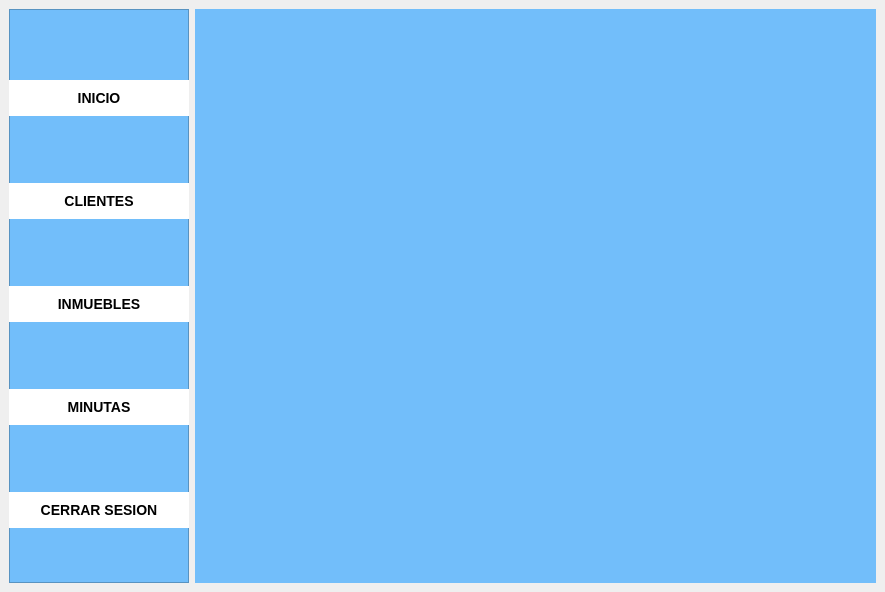
This is ui/menu.ui in FacuMillo35/digitalizacion_minutas as Qt 5 draws it before an edit. The edited form follows.
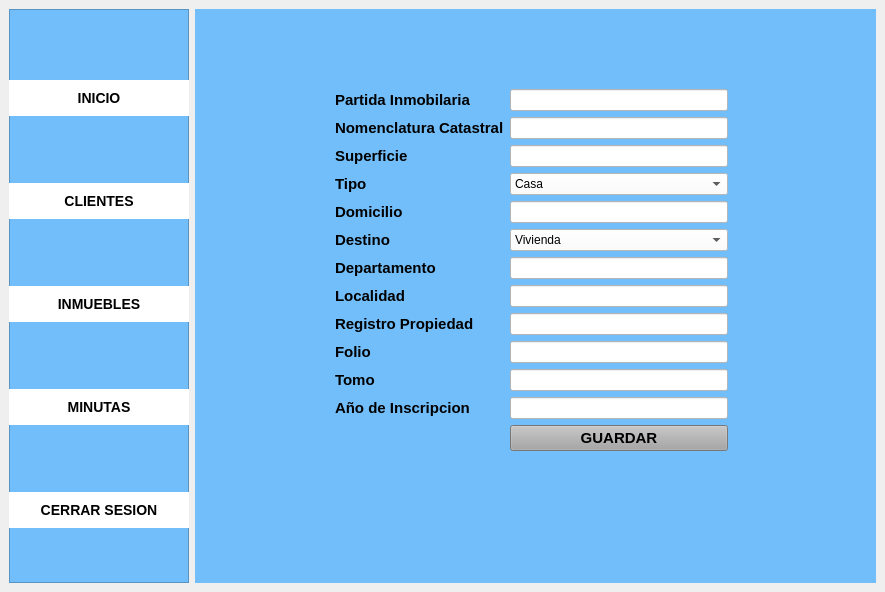
This is the edited form. The open tabs and pages were chosen to show the change.

Commit message: agregue la funcion para agregar un inmueble

Patch:
```diff
--- a/ui/menu.ui
+++ b/ui/menu.ui
@@ -511,7 +511,337 @@
         </layout>
        </widget>
       </widget>
-      <widget class="QWidget" name="INMUEBLES"/>
+      <widget class="QWidget" name="INMUEBLES">
+       <widget class="QWidget" name="formLayoutWidget">
+        <property name="geometry">
+         <rect>
+          <x>140</x>
+          <y>80</y>
+          <width>393</width>
+          <height>388</height>
+         </rect>
+        </property>
+        <layout class="QFormLayout" name="formLayout_2">
+         <item row="0" column="0">
+          <widget class="QLabel" name="label_11">
+           <property name="font">
+            <font>
+             <pointsize>11</pointsize>
+             <weight>75</weight>
+             <bold>true</bold>
+            </font>
+           </property>
+           <property name="text">
+            <string>Partida Inmobilaria</string>
+           </property>
+          </widget>
+         </item>
+         <item row="1" column="0">
+          <widget class="QLabel" name="label_12">
+           <property name="font">
+            <font>
+             <pointsize>11</pointsize>
+             <weight>75</weight>
+             <bold>true</bold>
+            </font>
+           </property>
+           <property name="text">
+            <string>Nomenclatura Catastral</string>
+           </property>
+          </widget>
+         </item>
+         <item row="4" column="0">
+          <widget class="QLabel" name="label_13">
+           <property name="font">
+            <font>
+             <pointsize>11</pointsize>
+             <weight>75</weight>
+             <bold>true</bold>
+            </font>
+           </property>
+           <property name="text">
+            <string>Domicilio</string>
+           </property>
+          </widget>
+         </item>
+         <item row="2" column="0">
+          <widget class="QLabel" name="label_15">
+           <property name="font">
+            <font>
+             <pointsize>11</pointsize>
+             <weight>75</weight>
+             <bold>true</bold>
+            </font>
+           </property>
+           <property name="text">
+            <string>Superficie</string>
+           </property>
+          </widget>
+         </item>
+         <item row="3" column="0">
+          <widget class="QLabel" name="label_14">
+           <property name="font">
+            <font>
+             <pointsize>11</pointsize>
+             <weight>75</weight>
+             <bold>true</bold>
+            </font>
+           </property>
+           <property name="text">
+            <string>Tipo </string>
+           </property>
+          </widget>
+         </item>
+         <item row="5" column="0">
+          <widget class="QLabel" name="label_16">
+           <property name="font">
+            <font>
+             <pointsize>11</pointsize>
+             <weight>75</weight>
+             <bold>true</bold>
+            </font>
+           </property>
+           <property name="text">
+            <string>Destino</string>
+           </property>
+          </widget>
+         </item>
+         <item row="6" column="0">
+          <widget class="QLabel" name="label_17">
+           <property name="font">
+            <font>
+             <pointsize>11</pointsize>
+             <weight>75</weight>
+             <bold>true</bold>
+            </font>
+           </property>
+           <property name="text">
+            <string>Departamento</string>
+           </property>
+          </widget>
+         </item>
+         <item row="7" column="0">
+          <widget class="QLabel" name="label_18">
+           <property name="font">
+            <font>
+             <pointsize>11</pointsize>
+             <weight>75</weight>
+             <bold>true</bold>
+            </font>
+           </property>
+           <property name="text">
+            <string>Localidad</string>
+           </property>
+          </widget>
+         </item>
+         <item row="8" column="0">
+          <widget class="QLabel" name="label_19">
+           <property name="font">
+            <font>
+             <pointsize>11</pointsize>
+             <weight>75</weight>
+             <bold>true</bold>
+            </font>
+           </property>
+           <property name="text">
+            <string>Registro Propiedad</string>
+           </property>
+          </widget>
+         </item>
+         <item row="11" column="0">
+          <widget class="QLabel" name="label_21">
+           <property name="font">
+            <font>
+             <pointsize>11</pointsize>
+             <weight>75</weight>
+             <bold>true</bold>
+            </font>
+           </property>
+           <property name="text">
+            <string>Tomo</string>
+           </property>
+          </widget>
+         </item>
+         <item row="10" column="0">
+          <widget class="QLabel" name="label_20">
+           <property name="font">
+            <font>
+             <pointsize>11</pointsize>
+             <weight>75</weight>
+             <bold>true</bold>
+            </font>
+           </property>
+           <property name="text">
+            <string>Folio</string>
+           </property>
+          </widget>
+         </item>
+         <item row="12" column="0">
+          <widget class="QLabel" name="label_22">
+           <property name="font">
+            <font>
+             <pointsize>11</pointsize>
+             <weight>75</weight>
+             <bold>true</bold>
+            </font>
+           </property>
+           <property name="text">
+            <string>Año de Inscripcion</string>
+           </property>
+          </widget>
+         </item>
+         <item row="0" column="1">
+          <widget class="QLineEdit" name="txt_partida">
+           <property name="styleSheet">
+            <string notr="true">color: rgb(0, 0, 0);
+background-color: rgb(255, 255, 255);</string>
+           </property>
+          </widget>
+         </item>
+         <item row="2" column="1">
+          <widget class="QLineEdit" name="txt_superficie_inm">
+           <property name="styleSheet">
+            <string notr="true">color: rgb(0, 0, 0);
+background-color: rgb(255, 255, 255);</string>
+           </property>
+          </widget>
+         </item>
+         <item row="3" column="1">
+          <widget class="QComboBox" name="txt_tipo_inm">
+           <property name="styleSheet">
+            <string notr="true">color: rgb(0, 0, 0);
+background-color: rgb(255, 255, 255);</string>
+           </property>
+           <item>
+            <property name="text">
+             <string>Casa</string>
+            </property>
+           </item>
+           <item>
+            <property name="text">
+             <string>Departamento</string>
+            </property>
+           </item>
+           <item>
+            <property name="text">
+             <string>Lote/Terreno</string>
+            </property>
+           </item>
+           <item>
+            <property name="text">
+             <string>Cochera</string>
+            </property>
+           </item>
+           <item>
+            <property name="text">
+             <string>Local Comercial</string>
+            </property>
+           </item>
+          </widget>
+         </item>
+         <item row="4" column="1">
+          <widget class="QLineEdit" name="txt_domicilio_inm">
+           <property name="styleSheet">
+            <string notr="true">color: rgb(0, 0, 0);
+background-color: rgb(255, 255, 255);</string>
+           </property>
+          </widget>
+         </item>
+         <item row="5" column="1">
+          <widget class="QComboBox" name="txt_destino">
+           <property name="styleSheet">
+            <string notr="true">color: rgb(0, 0, 0);
+background-color: rgb(255, 255, 255);</string>
+           </property>
+           <item>
+            <property name="text">
+             <string>Vivienda</string>
+            </property>
+           </item>
+           <item>
+            <property name="text">
+             <string>Comercial</string>
+            </property>
+           </item>
+          </widget>
+         </item>
+         <item row="6" column="1">
+          <widget class="QLineEdit" name="txt_depto">
+           <property name="styleSheet">
+            <string notr="true">color: rgb(0, 0, 0);
+background-color: rgb(255, 255, 255);</string>
+           </property>
+          </widget>
+         </item>
+         <item row="7" column="1">
+          <widget class="QLineEdit" name="txt_localidad_inm">
+           <property name="styleSheet">
+            <string notr="true">color: rgb(0, 0, 0);
+background-color: rgb(255, 255, 255);</string>
+           </property>
+          </widget>
+         </item>
+         <item row="8" column="1">
+          <widget class="QLineEdit" name="txt_registro">
+           <property name="styleSheet">
+            <string notr="true">color: rgb(0, 0, 0);
+background-color: rgb(255, 255, 255);</string>
+           </property>
+          </widget>
+         </item>
+         <item row="10" column="1">
+          <widget class="QLineEdit" name="txt_folio">
+           <property name="styleSheet">
+            <string notr="true">color: rgb(0, 0, 0);
+background-color: rgb(255, 255, 255);</string>
+           </property>
+          </widget>
+         </item>
+         <item row="11" column="1">
+          <widget class="QLineEdit" name="txt_tomo">
+           <property name="styleSheet">
+            <string notr="true">color: rgb(0, 0, 0);
+background-color: rgb(255, 255, 255);</string>
+           </property>
+          </widget>
+         </item>
+         <item row="12" column="1">
+          <widget class="QLineEdit" name="txt_anio">
+           <property name="styleSheet">
+            <string notr="true">color: rgb(0, 0, 0);
+background-color: rgb(255, 255, 255);</string>
+           </property>
+          </widget>
+         </item>
+         <item row="13" column="1">
+          <widget class="QPushButton" name="btn_guardar_inmueble">
+           <property name="font">
+            <font>
+             <pointsize>11</pointsize>
+             <weight>75</weight>
+             <bold>true</bold>
+            </font>
+           </property>
+           <property name="styleSheet">
+            <string notr="true">background-color: rgb(166, 166, 166);
+color: rgb(0, 0, 0);</string>
+           </property>
+           <property name="text">
+            <string>GUARDAR</string>
+           </property>
+          </widget>
+         </item>
+         <item row="1" column="1">
+          <widget class="QLineEdit" name="txt_nomenclatura">
+           <property name="styleSheet">
+            <string notr="true">color: rgb(0, 0, 0);
+background-color: rgb(255, 255, 255);</string>
+           </property>
+          </widget>
+         </item>
+        </layout>
+       </widget>
+      </widget>
       <widget class="QWidget" name="MINUTAS"/>
      </widget>
     </item>
```
Left out of the diff: 2 changed lines with no effect on the pictures. The commit also changes 2 other files.
